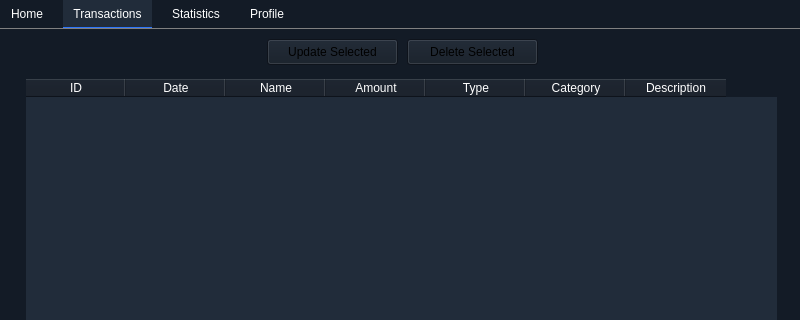
This is ui/main_window.ui in codexagon/finwise as Qt 5 draws it before an edit; both pictures show x 0 to 800 and y 0 to 320 of the 800 by 578 pixel window. The edited form follows.
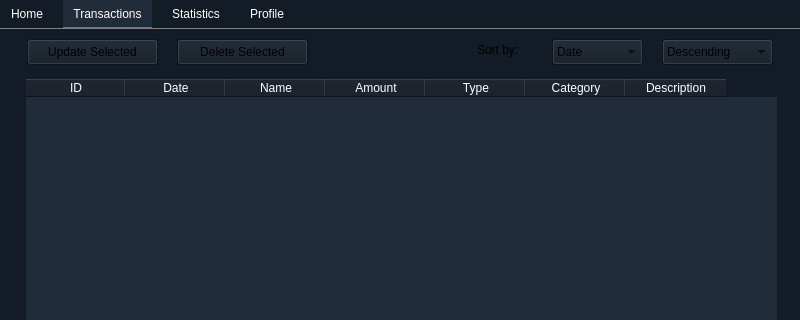
This is the edited form. The open tabs and pages were chosen to show the change.

Commit message: feat: add sorting functionality for transaction list

Diff of the .ui file:
```diff
--- a/ui/main_window.ui
+++ b/ui/main_window.ui
@@ -197,7 +197,7 @@
      <widget class="QPushButton" name="updateTransactionButton">
       <property name="geometry">
        <rect>
-        <x>270</x>
+        <x>30</x>
         <y>10</y>
         <width>131</width>
         <height>26</height>
@@ -210,7 +210,7 @@
      <widget class="QPushButton" name="deleteTransactionButton">
       <property name="geometry">
        <rect>
-        <x>410</x>
+        <x>180</x>
         <y>10</y>
         <width>131</width>
         <height>26</height>
@@ -399,6 +399,74 @@
        </property>
       </column>
      </widget>
+     <widget class="QLabel" name="sortLabel">
+      <property name="geometry">
+       <rect>
+        <x>480</x>
+        <y>10</y>
+        <width>71</width>
+        <height>21</height>
+       </rect>
+      </property>
+      <property name="text">
+       <string>Sort by:</string>
+      </property>
+     </widget>
+     <widget class="QComboBox" name="sortByCategoryDropdown">
+      <property name="geometry">
+       <rect>
+        <x>555</x>
+        <y>10</y>
+        <width>91</width>
+        <height>26</height>
+       </rect>
+      </property>
+      <item>
+       <property name="text">
+        <string>Date</string>
+       </property>
+      </item>
+      <item>
+       <property name="text">
+        <string>Name</string>
+       </property>
+      </item>
+      <item>
+       <property name="text">
+        <string>Amount</string>
+       </property>
+      </item>
+      <item>
+       <property name="text">
+        <string>Type</string>
+       </property>
+      </item>
+      <item>
+       <property name="text">
+        <string>Category</string>
+       </property>
+      </item>
+     </widget>
+     <widget class="QComboBox" name="sortingOrderDropdown">
+      <property name="geometry">
+       <rect>
+        <x>665</x>
+        <y>10</y>
+        <width>111</width>
+        <height>26</height>
+       </rect>
+      </property>
+      <item>
+       <property name="text">
+        <string>Descending</string>
+       </property>
+      </item>
+      <item>
+       <property name="text">
+        <string>Ascending</string>
+       </property>
+      </item>
+     </widget>
     </widget>
     <widget class="QWidget" name="statisticsTab">
      <property name="cursor">
```
The commit also changes 3 other files.
